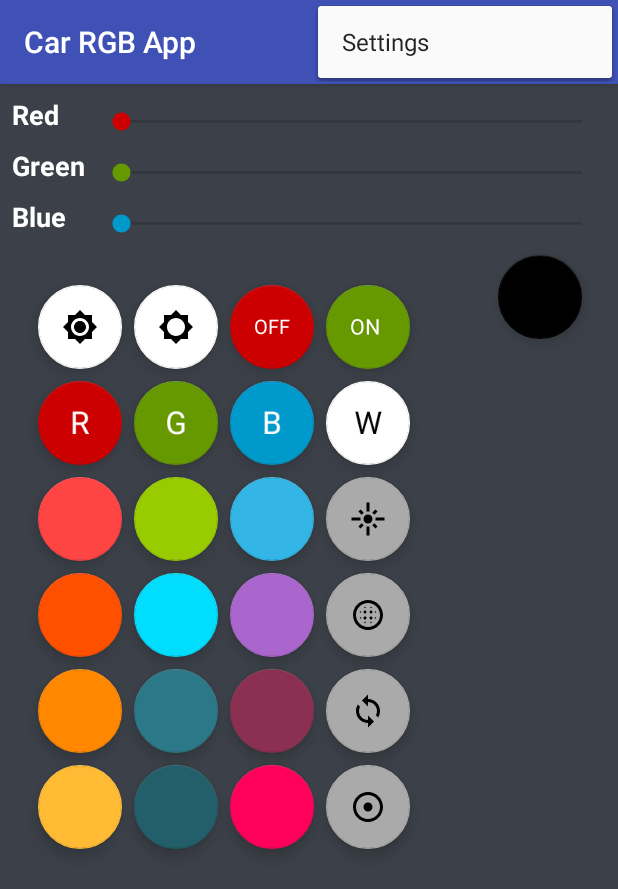
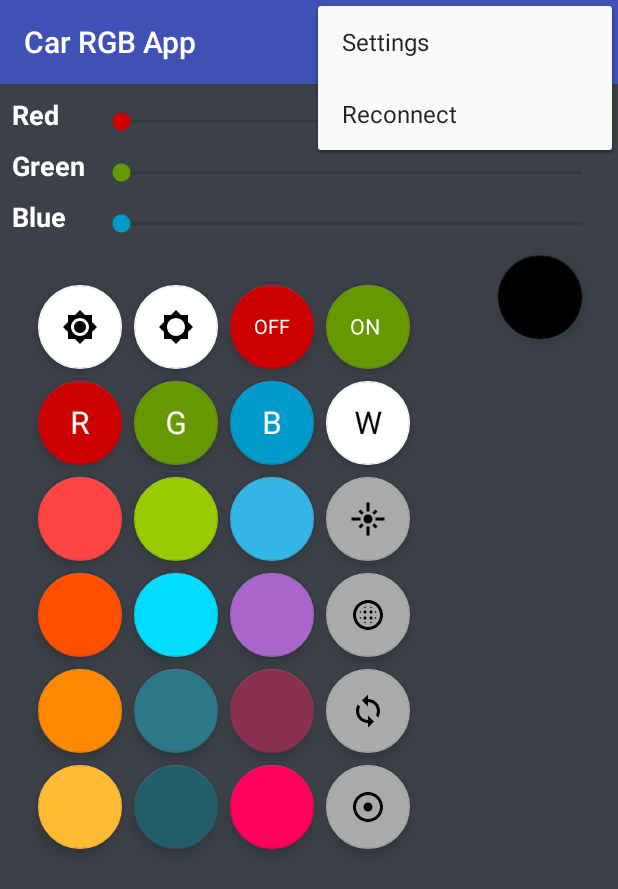
Before and after one commit to S4NDER/RGBArduinoApp, an Android app: the screen it shows after launch (MainActivity), with the options menu open, on a phone screen of 412 x 824 dp. Shown: the top 889 px of the screen. Run offline under Robolectric (Android 15) with nearby library versions, the phone set to English and light mode, and no system bars.

Commit message:
Reconnect to BT with while

```diff
--- a/app/src/main/res/menu/settings_menu.xml
+++ b/app/src/main/res/menu/settings_menu.xml
@@ -6,4 +6,9 @@
         android:orderInCategory="100"
         android:title="@string/action_settings"
         app:showAsAction="never" />
+    <item
+        android:id="@+id/action_reconnect"
+        android:orderInCategory="100"
+        android:title="@string/action_reconnect"
+        app:showAsAction="never" />
 </menu>
--- a/app/src/main/res/values/strings.xml
+++ b/app/src/main/res/values/strings.xml
@@ -79,4 +79,5 @@
     <string name="pref_title_vibrate">Vibrate</string>
     <string name="pref_title_MAC_Arduino">MAC Bluetooth Arduino</string>
     <string name="pref_title_mac">MAC Address</string>
+    <string name="action_reconnect">Reconnect</string>
 </resources>
```
Also changed, not shown: app/src/main/java/com/jansen/sander/carrgbapp/MainActivity.java (+19 -0 lines).
